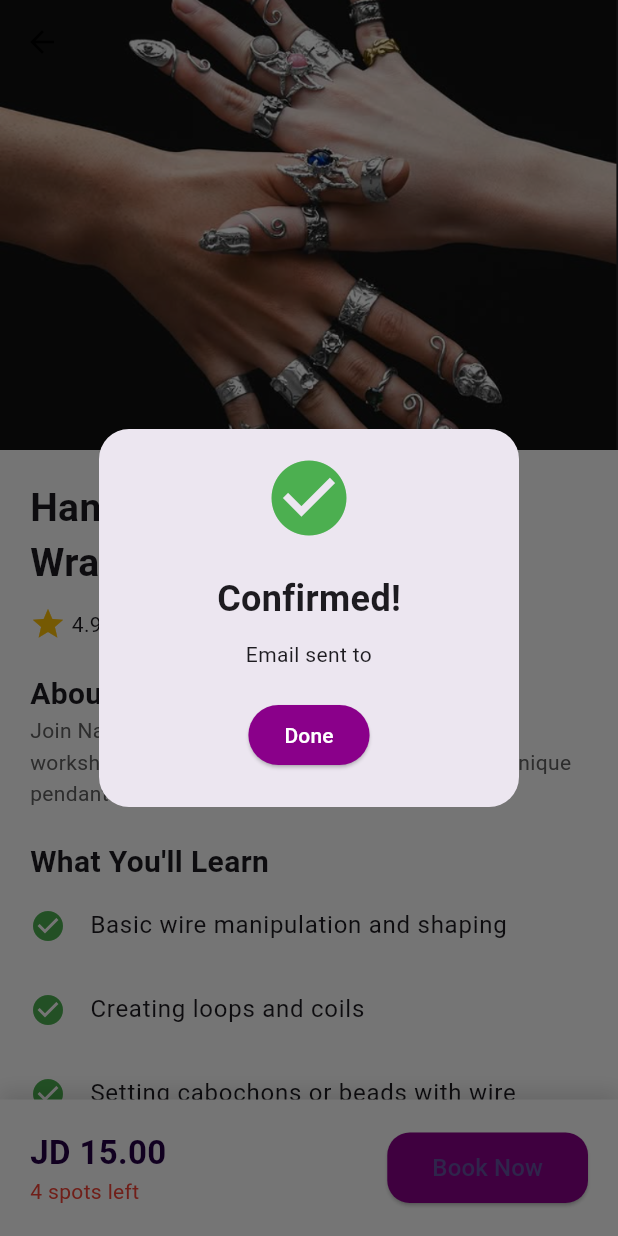
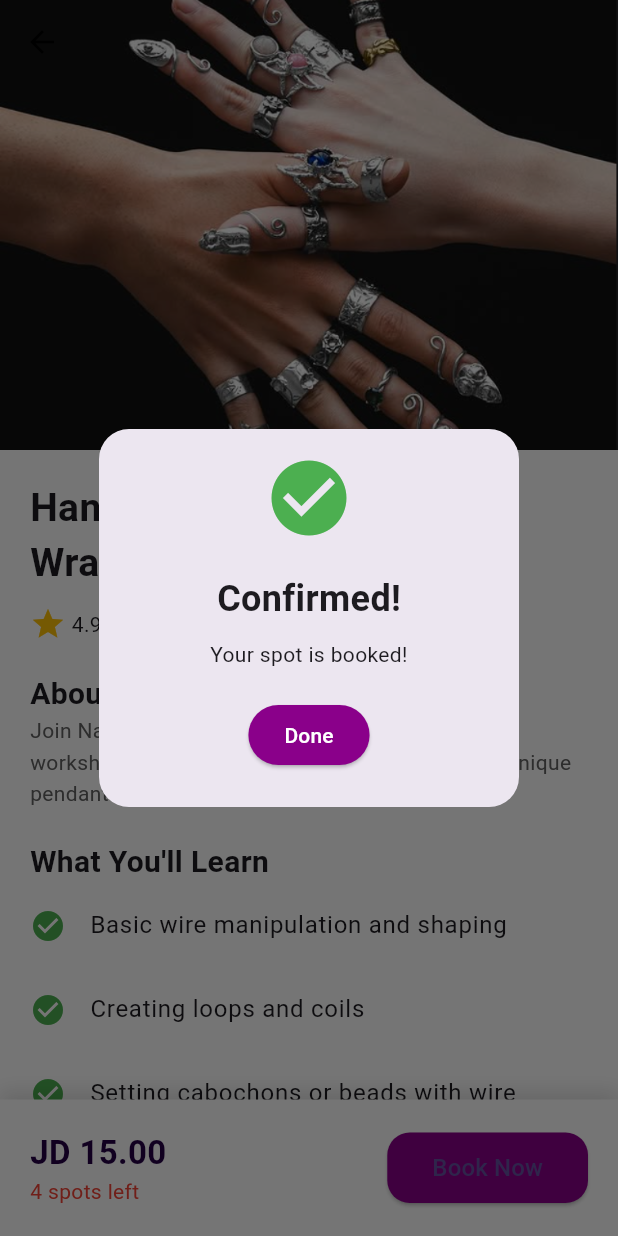
Before and after one commit to haneenjarrar/Craftly-flutter-app, a Flutter app: the DetailScreen screen opened directly with sample values from the repository, after a tap on "Book Now", on a phone screen of 412 x 824 dp. Run offline on Flutter 3.47's test engine with Material 3 defaults, Android fonts, the phone set to English and light mode, and no system bars; our stand-ins replace cloud_firestore, firebase_auth, firebase_core; accounts and stored records are empty.

Commit message:
final changes

```diff
--- a/lib/data/mock_data.dart
+++ b/lib/data/mock_data.dart
@@ -57,7 +57,7 @@ final List<Workshop> availableWorkshops = [
     category: 'Floral Design',
     location: 'Artisan',
     address: 'Al-DAMMAM St., Amman, Jordan',
-    date: 'Sunday, Dec 28, 2026',
+    date: 'Wednesday, Jan 28, 2026',
     time: '2.5 hours',
     rating: 4.7,
     instructor: 'Amina Khoury',
@@ -201,7 +201,7 @@ final List<Workshop> availableWorkshops = [
     category: 'Scent Design',
     location: 'Etter Perfumery',
     address: 'Mohammed Dawood Suliman St.no.8, Amman, Jordan',
-    date: 'Saturday, Dec 27, 2025',
+    date: 'Sunday, Jan 18, 2026',
     time: '3 hours',
     rating: 4.8,
     instructor: 'Muhannad Alattar',
@@ -250,7 +250,7 @@ final List<Workshop> availableWorkshops = [
     category: 'Painting',
     location: 'Manara Arts & Culture',
     address: 'Dirar Bin Al-Azwar St., Amman, Jordan',
-    date: 'Tuesday, Dec 24, 2025',
+    date: 'Tuesday, Jan 13, 2026',
     time: '3 hours',
     rating: 4.8,
     instructor: 'Kareem Al-Hamdan',
--- /dev/null
+++ b/lib/models/booked_workshops.dart
@@ -0,0 +1,13 @@
+
+
+class BookedWorkshops {
+  static List<Map<String, dynamic>> booked = [];
+
+  static void addWorkshop(Map<String, dynamic> workshop) {
+    booked.add(workshop);
+  }
+
+  static void removeWorkshop(int index) {
+    booked.removeAt(index);
+  }
+}
--- a/lib/screens/detail_screen.dart
+++ b/lib/screens/detail_screen.dart
@@ -1,4 +1,7 @@
 import 'package:flutter/material.dart';
+import 'package:flutter_application_1/models/booked_workshops.dart';
+import 'package:flutter_application_1/models/user.dart';
+
 import '../models/workshop.dart';
 import '../widgets/confirmation_dialog.dart';
 
@@ -63,11 +66,19 @@ class _DetailScreenState extends State<DetailScreen> {
                   borderRadius: BorderRadius.circular(15),
                 ),
               ),
-              onPressed: () {
+              onPressed: () async {
+                BookedWorkshops.addWorkshop({
+                  'title': workshop.title,
+                  'date': workshop.date,
+                });
                 showDialog(
-                  context: context,
-                  builder: (_) => ConfirmationDialog(userEmail: ''),
+
+                   context: context,
+                   builder: (context) => ConfirmationDialog(
+                   message: "Your spot is booked!",
+                   ),
                 );
+
               },
               child: Text('Book Now', style: TextStyle(fontSize: 16)),
             ),
--- a/lib/screens/home_page.dart
+++ b/lib/screens/home_page.dart
@@ -79,6 +79,7 @@ class _HomePageState extends State<HomePage> {
                     Column(
                       crossAxisAlignment: CrossAxisAlignment.start,
                       children: [
+                        Row(children: [
                           Text(
                             'Craftly',
                             style: TextStyle(
@@ -87,7 +88,8 @@ class _HomePageState extends State<HomePage> {
                               fontWeight: FontWeight.bold,
                             ),
                           ),
-
+                          Icon(Icons.stars, color: Colors.white),
+                        ]),
                         Text(
                           'Welcome! ${user.name}',
                           style: TextStyle(color: Colors.white70),
@@ -96,7 +98,7 @@ class _HomePageState extends State<HomePage> {
                     ),
                     IconButton(
                       icon: const Icon(
-                        Icons.settings,
+                        Icons.menu,
                         color: Colors.white,
                         size: 30,
                       ),
--- a/lib/widgets/confirmation_dialog.dart
+++ b/lib/widgets/confirmation_dialog.dart
@@ -1,8 +1,9 @@
 import 'package:flutter/material.dart';
 
 class ConfirmationDialog extends StatelessWidget {
-  final String userEmail;
-  const ConfirmationDialog({super.key, required this.userEmail});
+  final String message;
+
+  const ConfirmationDialog({super.key, required this.message});
 
   @override
   Widget build(BuildContext context) {
@@ -13,14 +14,20 @@ class ConfirmationDialog extends StatelessWidget {
         children: [
           Icon(Icons.check_circle, color: Colors.green, size: 60),
           SizedBox(height: 20),
-          Text('Confirmed!', style: TextStyle(fontSize: 24, fontWeight: FontWeight.bold)),
+          const Text(
+            'Confirmed!',
+            style: TextStyle(fontSize: 24, fontWeight: FontWeight.bold),
+          ),
           SizedBox(height: 10),
-          Text("Email sent to $userEmail", textAlign: TextAlign.center),
+          Text(
+            message,
+            textAlign: TextAlign.center,
+          ),
           SizedBox(height: 20),
           ElevatedButton(
             style: ElevatedButton.styleFrom(backgroundColor: Color(0xFF8A008A)),
             onPressed: () => Navigator.pop(context),
-            child: Text('Done', style: TextStyle(color: Colors.white)),
+            child: const Text('Done', style: TextStyle(color: Colors.white)),
           ),
         ],
       ),
```
Also changed, not shown: lib/screens/login_screen.dart (+11 -0 lines), lib/screens/settings_screen.dart (+40 -45 lines), pubspec.lock, 1 other file. Lines whose indentation alone changed are shown as unchanged.
